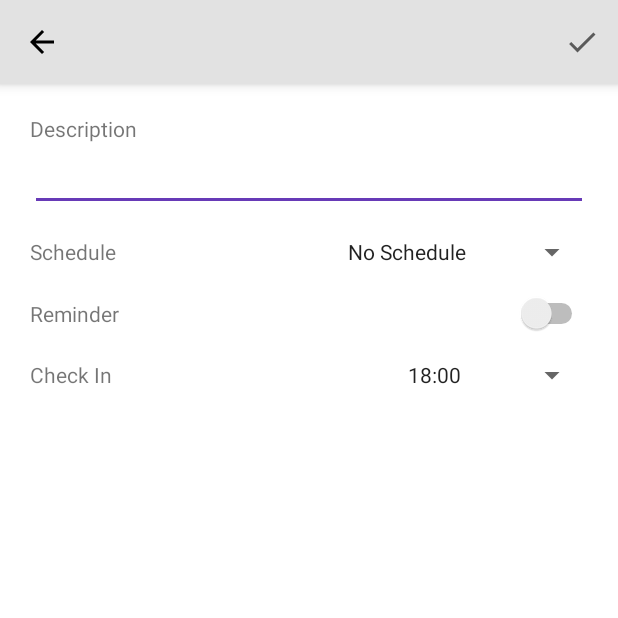
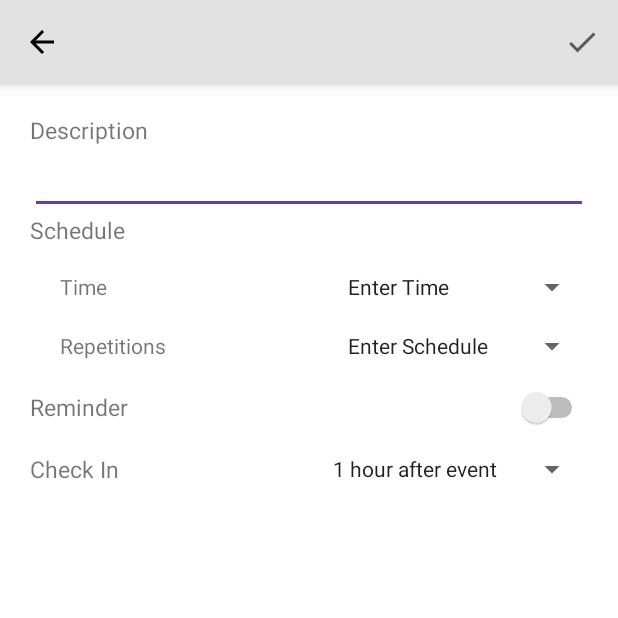
Before and after one commit to DantheCodingGui/streak, an Android app: the EditStreakActivity screen opened directly, with no data from a screen before it, on a phone screen of 412 x 824 dp, the top half of it. Run offline under Robolectric (Android 15) with nearby library versions, the phone set to English and light mode, and no system bars; libraries missing offline, so code that uses them is left out: com.codetroopers.betterpickers.

Commit message:
Changed Add/Edit Ui to include an extra schedule TimePicker, and changed the check in selector to be hours after event rather than a specific time

```diff
--- a/app/build.gradle
+++ b/app/build.gradle
@@ -2,7 +2,7 @@ apply plugin: 'com.android.application'
 
 android {
     compileSdkVersion 25
-    buildToolsVersion "25.0.2"
+    buildToolsVersion '26.0.2'
     defaultConfig {
         applicationId "com.danthecodinggui.streak"
         minSdkVersion 21
--- a/app/src/main/java/com/danthecodinggui/streak/View/EditStreakActivity.java
+++ b/app/src/main/java/com/danthecodinggui/streak/View/EditStreakActivity.java
@@ -2,9 +2,11 @@ package com.danthecodinggui.streak.View;
 
 import android.app.TimePickerDialog;
 import android.content.Context;
+import android.content.DialogInterface;
 import android.content.Intent;
 import android.content.res.Resources;
 import android.support.v4.app.FragmentManager;
+import android.support.v7.app.AlertDialog;
 import android.support.v7.app.AppCompatActivity;
 import android.os.Bundle;
 import android.support.v7.widget.Toolbar;
@@ -15,6 +17,7 @@ import android.view.Menu;
 import android.view.MenuItem;
 import android.view.View;
 import android.widget.EditText;
+import android.widget.NumberPicker;
 import android.widget.TextView;
 import android.widget.TimePicker;
 
@@ -25,20 +28,24 @@ import com.danthecodinggui.streak.Data.StreakObject;
 import com.danthecodinggui.streak.Presenter.EditPresenter;
 import com.danthecodinggui.streak.R;
 
+import java.util.Calendar;
+
 /**
  * Screen shown whenever activity added or existing streak clicked by user
  */
 public class EditStreakActivity extends AppCompatActivity implements Viewable
-        , TimePickerDialog.OnTimeSetListener, RecurrencePickerDialogFragment.OnRecurrenceSetListener {
+        , RecurrencePickerDialogFragment.OnRecurrenceSetListener {
 
     private EditPresenter presenter;
 
     private EditText streakTextBox;
     private TextView scheduleTime;
+    private TextView scheduleRepeats;
     private TextView checkInTime;
 
-    private int checkInHour;
-    private int checkInMinute;
+    private int scheduleHour;
+    private int scheduleMinute;
+    private int checkInHrsAfterEvent;
 
     private String streakText;
     private int streakDuration;
@@ -53,7 +60,7 @@ public class EditStreakActivity extends AppCompatActivity implements Viewable
     public static final int ADD_STREAK = 0;
     public static final int EDIT_STREAK = 1;
 
-    private static final String FRAG_TAG_RECUR_PICKER = "recurrencePickerDialogFragment";
+    private static final String FRAG_TAG_RECUR_PICKER = "FRAG_TAG_RECUR_PICKER";
     private String mRrule;
     private EventRecurrence mEventRecurrence = new EventRecurrence();
 
@@ -79,21 +86,33 @@ public class EditStreakActivity extends AppCompatActivity implements Viewable
         function = intent.getIntExtra("function", ADD_STREAK);
 
         streakTextBox = (EditText)findViewById(R.id.etxt_streak_description);
-        scheduleTime = (TextView)findViewById(R.id.txt_streak_schedule);
+        scheduleTime = (TextView)findViewById(R.id.txt_streak_schedule_time);
+        scheduleRepeats = (TextView)findViewById(R.id.txt_streak_schedule_repeats);
         checkInTime = (TextView)findViewById(R.id.txt_select_checkin);
-        scheduleTime.setText(R.string.default_schedule);
-        checkInHour = 18;
-        checkInMinute = 0;
-        checkInTime.setText(checkInHour + ":" + ((checkInMinute < 10) ? ("0" + checkInMinute) : (checkInMinute)));
 
-        checkInTime.setOnClickListener(new View.OnClickListener() {
+        checkInHrsAfterEvent = 1;
+
+        Calendar cal = Calendar.getInstance();
+        scheduleHour = cal.get(Calendar.HOUR_OF_DAY);
+        scheduleMinute = cal.get(Calendar.MINUTE);
+
+        checkInTime.setText(getResources().getString(R.string.txt_check_in_single, 1));
+
+        scheduleTime.setOnClickListener(new View.OnClickListener() {
             @Override
             public void onClick(View v) {
-                TimePickerDialog d = new TimePickerDialog(getActivityContext(), EditStreakActivity.this, checkInHour, checkInMinute, true);
+                TimePickerDialog d = new TimePickerDialog(getActivityContext(), new TimePickerDialog.OnTimeSetListener() {
+                    @Override
+                    public void onTimeSet(TimePicker view, int hourOfDay, int minute) {
+                        scheduleTime.setText(hourOfDay + ":" + ((minute < 10) ? ("0" + minute) : (minute)));
+                        scheduleHour = hourOfDay;
+                        scheduleMinute = minute;
+                    }
+                }, scheduleHour, scheduleMinute, true);
                 d.show();
             }
         });
-        scheduleTime.setOnClickListener(new View.OnClickListener() {
+        scheduleRepeats.setOnClickListener(new View.OnClickListener() {
             @Override
             public void onClick(View v) {
                 FragmentManager fm = getSupportFragmentManager();
@@ -115,6 +134,34 @@ public class EditStreakActivity extends AppCompatActivity implements Viewable
                 rpd.setArguments(bundle);
                 rpd.setOnRecurrenceSetListener(EditStreakActivity.this);
                 rpd.show(fm, FRAG_TAG_RECUR_PICKER);
+            }
+        });
+        checkInTime.setOnClickListener(new View.OnClickListener() {
+            @Override
+            public void onClick(View v) {
+                final NumberPicker numberPicker = new NumberPicker(EditStreakActivity.this);
+                numberPicker.setValue(checkInHrsAfterEvent);
+                numberPicker.setMinValue(1);
+                numberPicker.setMaxValue(12);
+
+                AlertDialog.Builder builder = new AlertDialog.Builder(EditStreakActivity.this);
+                builder.setMessage(R.string.dialog_msg_check_in);
+                builder.setPositiveButton("OK", new DialogInterface.OnClickListener() {
+                    @Override
+                    public void onClick(DialogInterface dialog, int which) {
+                        checkInHrsAfterEvent = numberPicker.getValue();
+                        checkInTime.setText(getResources().getString((checkInHrsAfterEvent == 1) ? R.string.txt_check_in_single : R.string.txt_check_in_multiple, checkInHrsAfterEvent));
+                    }
+                });
+                builder.setNegativeButton("CANCEL", new DialogInterface.OnClickListener(){
+
+                    @Override
+                    public void onClick(DialogInterface dialog, int which) {
+
+                    }
+                });
+                builder.setView(numberPicker);
+                builder.show();
             }
         });
 
@@ -218,13 +265,6 @@ public class EditStreakActivity extends AppCompatActivity implements Viewable
     }
 
     @Override
-    public void onTimeSet(TimePicker view, int hourOfDay, int minute) {
-        checkInTime.setText(hourOfDay + ":" + ((minute < 10) ? ("0" + minute) : (minute)));
-        checkInHour = hourOfDay;
-        checkInMinute = minute;
-    }
-
-    @Override
     public void onRecurrenceSet(String rrule) {
         mRrule = rrule;
         if (mRrule != null) {
@@ -241,6 +281,6 @@ public class EditStreakActivity extends AppCompatActivity implements Viewable
             repeatString = EventRecurrenceFormatter.getRepeatString(this, r, mEventRecurrence, true);
         }
 
-        scheduleTime.setText(mRrule + "\n" + repeatString);
+        scheduleRepeats.setText(mRrule + "\n" + repeatString);
     }
 }
--- a/app/src/main/res/layout/activity_add_streak.xml
+++ b/app/src/main/res/layout/activity_add_streak.xml
@@ -28,9 +28,11 @@
 
             <TextView
                 android:id="@+id/txt_streak_text_tag"
+                style="@style/AddEditHeader"
                 android:layout_width="wrap_content"
                 android:layout_height="wrap_content"
                 android:text="@string/tag_streak_text"
+                android:textSize="15sp"
                 android:labelFor="@+id/etxt_streak_description"/>
 
             <EditText
@@ -43,26 +45,47 @@
 
         </LinearLayout>
 
+        <LinearLayout
+            android:layout_width="match_parent"
+            android:layout_height="wrap_content"
+            android:orientation="vertical">
+
+            <TextView
+                android:id="@+id/txt_streak_schedule_tag"
+                style="@style/AddEditHeader"
+                android:layout_width="wrap_content"
+                android:layout_height="wrap_content"
+                android:text="@string/txt_streak_schedule_tag"
+                android:labelFor="@+id/rly_schedule"/>
+
+            <LinearLayout
+                android:id="@+id/rly_schedule"
+                android:layout_width="match_parent"
+                android:layout_height="wrap_content"
+                android:layout_marginStart="20dp"
+                android:orientation="vertical">
+
                 <RelativeLayout
                     android:layout_width="match_parent"
                     android:layout_height="wrap_content"
                     android:layout_marginTop="15dp">
 
                     <TextView
-                android:id="@+id/txt_streak_schedule_tag"
+                        android:id="@+id/txt_streak_schedule_time_tag"
                         android:layout_width="wrap_content"
                         android:layout_height="wrap_content"
                         android:layout_alignParentStart="true"
                         android:layout_centerInParent="true"
-                android:text="@string/streak_schedule" />
+                        android:text="@string/txt_streak_schedule_time_tag" />
 
                     <TextView
-                android:id="@+id/txt_streak_schedule"
+                        android:id="@+id/txt_streak_schedule_time"
                         style="@android:style/Widget.DeviceDefault.Light.Spinner"
                         android:layout_width="160dp"
                         android:layout_height="wrap_content"
+                        android:layout_alignParentEnd="true"
                         android:layout_alignParentTop="true"
-                android:layout_alignParentEnd="true" />
+                        android:text="@string/txt_default_schedule_time" />
                 </RelativeLayout>
 
                 <RelativeLayout
@@ -71,7 +94,35 @@
                     android:layout_marginTop="15dp">
 
                     <TextView
+                        android:id="@+id/txt_streak_schedule_repeats_tag"
+                        android:layout_width="wrap_content"
+                        android:layout_height="wrap_content"
+                        android:layout_alignParentStart="true"
+                        android:layout_centerInParent="true"
+                        android:text="@string/txt_streak_schedule_repeats_tag" />
+
+                    <TextView
+                        android:id="@+id/txt_streak_schedule_repeats"
+                        style="@android:style/Widget.DeviceDefault.Light.Spinner"
+                        android:layout_width="160dp"
+                        android:layout_height="wrap_content"
+                        android:layout_alignParentTop="true"
+                        android:layout_alignParentEnd="true"
+                        android:text="@string/txt_default_schedule_repeat"/>
+                </RelativeLayout>
+
+            </LinearLayout>
+
+        </LinearLayout>
+
+        <RelativeLayout
+            android:layout_width="match_parent"
+            android:layout_height="wrap_content"
+            android:layout_marginTop="15dp">
+
+            <TextView
                 android:id="@+id/txt_enable_reminder_tag"
+                style="@style/AddEditHeader"
                 android:layout_width="wrap_content"
                 android:layout_height="wrap_content"
                 android:layout_alignParentStart="true"
@@ -93,6 +144,7 @@
 
             <TextView
                 android:id="@+id/txt_streak_checkin_tag"
+                style="@style/AddEditHeader"
                 android:layout_width="wrap_content"
                 android:layout_height="wrap_content"
                 android:layout_alignParentStart="true"
@@ -102,7 +154,7 @@
             <TextView
                 android:id="@+id/txt_select_checkin"
                 style="@android:style/Widget.DeviceDefault.Light.Spinner"
-                android:layout_width="120dp"
+                android:layout_width="170dp"
                 android:layout_height="wrap_content"
                 android:layout_alignParentEnd="true"
                 android:layout_centerInParent="true"/>
--- a/app/src/main/res/values/strings.xml
+++ b/app/src/main/res/values/strings.xml
@@ -18,6 +18,12 @@
     <string name="enable_reminder">Reminder</string>
     <string name="tag_streak_text">Description</string>
     <string name="tag_streak_checkin">Check In</string>
-    <string name="streak_schedule">Schedule</string>
-    <string name="default_schedule">No Schedule</string>
+    <string name="txt_streak_schedule_tag">Schedule</string>
+    <string name="txt_streak_schedule_repeats_tag">Repetitions</string>
+    <string name="txt_streak_schedule_time_tag">Time</string>
+    <string name="txt_default_schedule_time">Enter Time</string>
+    <string name="txt_default_schedule_repeat">Enter Schedule</string>
+    <string name="txt_check_in_single">%d hour after event</string>
+    <string name="txt_check_in_multiple">%d hours after event</string>
+    <string name="dialog_msg_check_in">Choose how many hours after an activity you want a notification verifying you completed the task</string>
 </resources>
--- a/app/src/main/res/values/styles.xml
+++ b/app/src/main/res/values/styles.xml
@@ -1,14 +1,6 @@
 <resources>
 
-    <!-- Base application theme. -->
-    <style name="AppTheme" parent="Theme.AppCompat.Light.NoActionBar">
-        <!-- Customize your theme here. -->
-        <item name="colorPrimary">@color/colorPrimary</item>
-        <item name="colorPrimaryDark">@color/colorPrimaryDark</item>
-        <item name="colorAccent">@color/colorAccent</item>
-    </style>
-
-    <style name="HomeTheme" parent="AppTheme" >
+    <style name="HomeTheme" parent="Theme.AppCompat.Light.NoActionBar" >
         <item name="colorPrimary">@color/colorPrimaryHome</item>
         <item name="colorPrimaryDark">@color/colorPrimaryDarkHome</item>
         <item name="colorAccent">@color/colorAccentHome</item>
@@ -16,7 +8,7 @@
         <item name="android:windowContentTransitions">true</item>
     </style>
 
-    <style name="EditStreakTheme" parent="AppTheme" >
+    <style name="EditStreakTheme" parent="Theme.AppCompat.Light.NoActionBar" >
         <item name="colorPrimary">@color/colorPrimaryHome</item>
         <item name="colorPrimaryDark">@color/colorPrimaryDarkHome</item>
         <item name="colorAccent">@color/colorAccentHome</item>
@@ -24,16 +16,20 @@
         <item name="android:windowContentTransitions">true</item>
     </style>
 
-    <style name = "HomeToolbarTheme" parent="HomeTheme">
+    <style name="HomeToolbarTheme" parent="HomeTheme">
         <item name="android:textColorPrimary">@color/text_white</item>
         <item name="android:textColorSecondary">@color/text_white</item>
     </style>
 
-    <style name = "EditStreakToolbarTheme" parent="EditStreakTheme">
+    <style name="EditStreakToolbarTheme" parent="EditStreakTheme">
         <item name="android:textColorPrimary">@android:color/black</item>
         <item name="android:textColorSecondary">@android:color/black</item>
         <item name="android:elevation">5dp</item>
         <item name="colorPrimary">@color/background_material_light_home</item>
     </style>
 
+    <style name="AddEditHeader">
+        <item name="android:textSize">15sp</item>
+    </style>
+
 </resources>
--- a/build.gradle
+++ b/build.gradle
@@ -5,7 +5,7 @@ buildscript {
         jcenter()
     }
     dependencies {
-        classpath 'com.android.tools.build:gradle:2.3.3'
+        classpath 'com.android.tools.build:gradle:3.0.0'
 
         // NOTE: Do not place your application dependencies here; they belong
         // in the individual module build.gradle files
```
Also changed, not shown: gradle/wrapper/gradle-wrapper.properties. Lines whose indentation alone changed are shown as unchanged.
